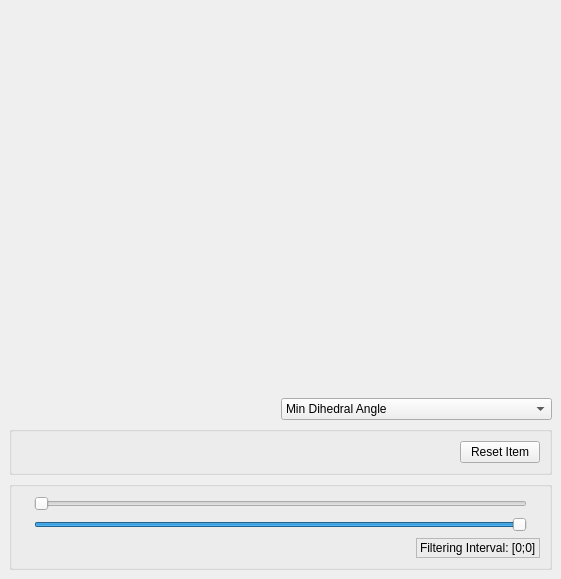
Qt form Polyhedron/demo/Polyhedron/Plugins/Mesh_3/Tetrahedra_filter_widget.ui (CGAL/cgal) before a commit.
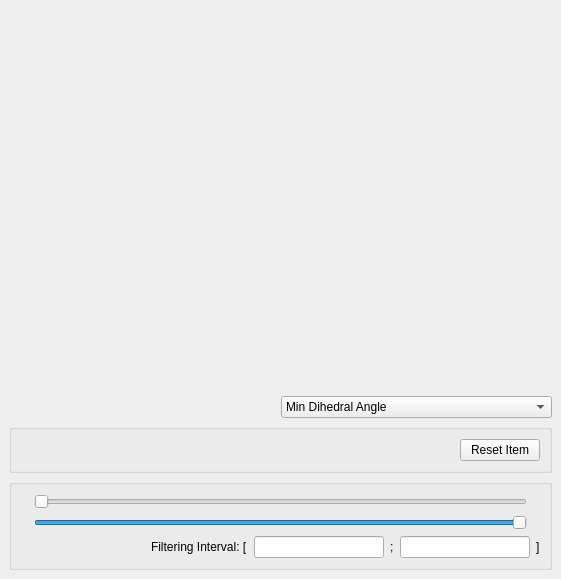
The same form after that commit. Custom widgets are drawn as their Qt base class.

Commit message: Replace the label by two DoubleEdit to be able to precisely set the interval.o

```diff
--- a/Polyhedron/demo/Polyhedron/Plugins/Mesh_3/Tetrahedra_filter_widget.ui
+++ b/Polyhedron/demo/Polyhedron/Plugins/Mesh_3/Tetrahedra_filter_widget.ui
@@ -216,10 +216,37 @@
            <item>
             <widget class="QLabel" name="valueLabel">
              <property name="frameShape">
-              <enum>QFrame::StyledPanel</enum>
+              <enum>QFrame::NoFrame</enum>
              </property>
              <property name="text">
-              <string>Filtering Interval: [0;0]</string>
+              <string>Filtering Interval: [</string>
+             </property>
+            </widget>
+           </item>
+           <item>
+            <widget class="DoubleEdit" name="minEdit">
+             <property name="text">
+              <string/>
+             </property>
+             <property name="placeholderText">
+              <string/>
+             </property>
+            </widget>
+           </item>
+           <item>
+            <widget class="QLabel" name="label">
+             <property name="text">
+              <string>;</string>
+             </property>
+            </widget>
+           </item>
+           <item>
+            <widget class="DoubleEdit" name="maxEdit"/>
+           </item>
+           <item>
+            <widget class="QLabel" name="label_2">
+             <property name="text">
+              <string>]</string>
              </property>
             </widget>
            </item>
@@ -233,6 +260,13 @@
    </layout>
   </widget>
  </widget>
+ <customwidgets>
+  <customwidget>
+   <class>DoubleEdit</class>
+   <extends>QLineEdit</extends>
+   <header location="global">CGAL_double_edit.h</header>
+  </customwidget>
+ </customwidgets>
  <resources/>
  <connections/>
 </ui>
```
The commit also changes 3 other files.
